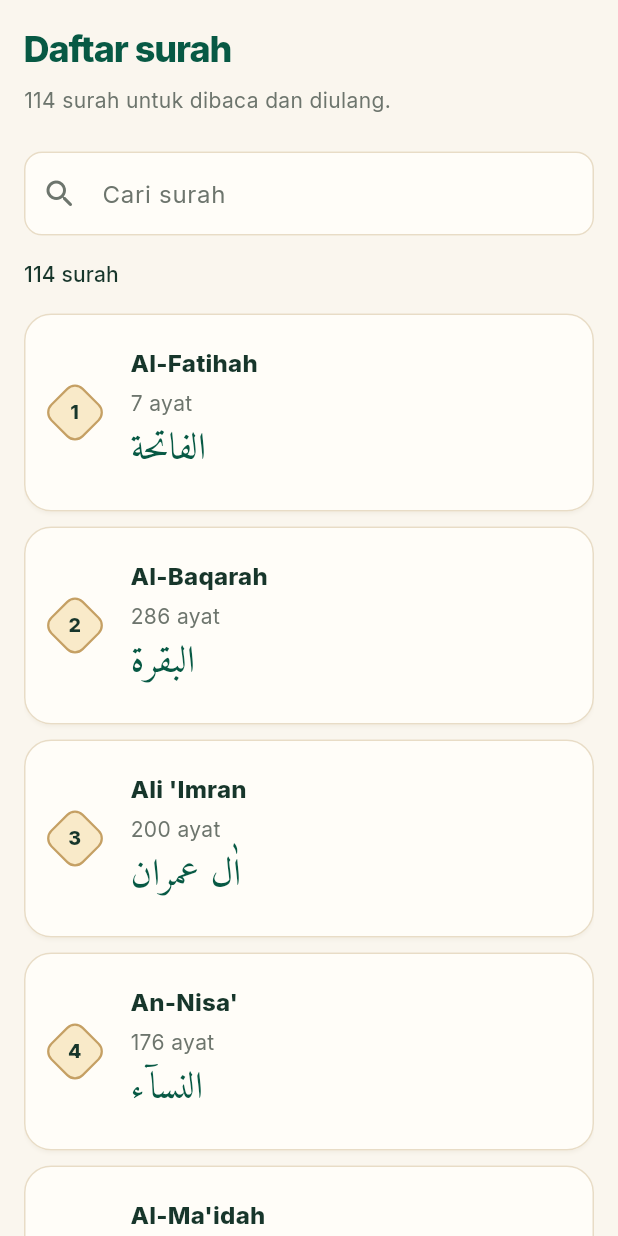
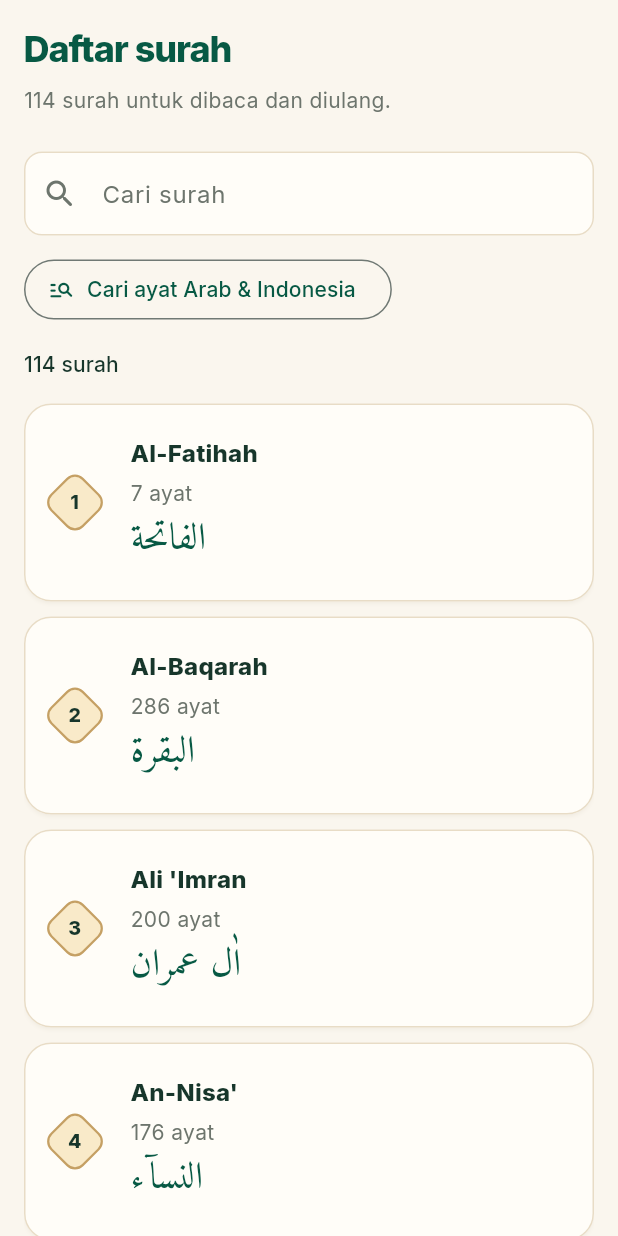
Before and after one commit to twentzyzz/Tahfidz-qur-an, a Flutter app: the ReadingCatalog widget shown alone on an empty page, opened directly, on a phone screen of 412 x 824 dp. Run offline on Flutter 3.47's test engine with Material 3 defaults, Android fonts, the phone set to English and light mode, and no system bars; our stand-ins replace flutter_local_notifications, geocoding, geolocator, just_audio, just_audio_background, shared_preferences and 1 more; missing offline and left inert: record, sherpa_onnx; accounts and stored records are empty.

Commit message:
feat: expose verse search from reading catalog

```diff
--- a/lib/features/surah/reading_catalog.dart
+++ b/lib/features/surah/reading_catalog.dart
@@ -5,6 +5,7 @@ import '../../core/theme/app_typography.dart';
 import '../../l10n/app_strings.dart';
 import '../../services/quran_repository.dart';
 import 'surah_detail_page.dart';
+import 'verse_search_page.dart';
 
 class ReadingCatalog extends StatefulWidget {
   const ReadingCatalog({super.key});
@@ -69,6 +70,23 @@ class _ReadingCatalogState extends State<ReadingCatalog> {
                           ),
                   ),
                   onChanged: (_) => setState(() {}),
+                ),
+                const SizedBox(height: 12),
+                OutlinedButton.icon(
+                  key: const Key('open-verse-search'),
+                  onPressed: () => Navigator.push(
+                    context,
+                    MaterialPageRoute<void>(
+                      builder: (_) => const VerseSearchPage(),
+                    ),
+                  ),
+                  icon: const Icon(Icons.manage_search_rounded),
+                  label: Text(
+                    context.t(
+                      'Cari ayat Arab & Indonesia',
+                      'Search Arabic & Indonesian verses',
+                    ),
+                  ),
                 ),
                 Padding(
                   padding: const EdgeInsets.symmetric(vertical: 16),
```
